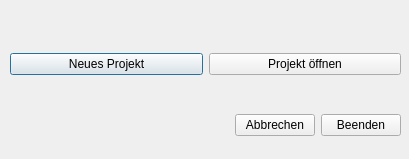
This is src/gui_vm/view/qt_designed/welcome.ui in ChrFr/gui_vm as Qt 5 draws it before an edit. The edited form follows.
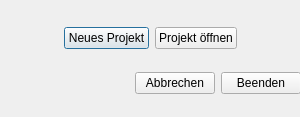
This is the edited form. Icons and pictures are not drawn.

```diff
--- a/src/gui_vm/view/qt_designed/welcome.ui
+++ b/src/gui_vm/view/qt_designed/welcome.ui
@@ -2,12 +2,15 @@
 <ui version="4.0">
  <class>Welcome</class>
  <widget class="QDialog" name="Welcome">
+  <property name="enabled">
+   <bool>true</bool>
+  </property>
   <property name="geometry">
    <rect>
     <x>0</x>
     <y>0</y>
-    <width>409</width>
-    <height>159</height>
+    <width>300</width>
+    <height>117</height>
    </rect>
   </property>
   <property name="sizePolicy">
@@ -18,8 +21,8 @@
   </property>
   <property name="minimumSize">
    <size>
-    <width>409</width>
-    <height>159</height>
+    <width>300</width>
+    <height>117</height>
    </size>
   </property>
   <property name="maximumSize">
@@ -40,23 +43,36 @@
   <widget class="QWidget" name="verticalLayoutWidget">
    <property name="geometry">
     <rect>
-     <x>10</x>
-     <y>20</y>
-     <width>391</width>
-     <height>151</height>
+     <x>0</x>
+     <y>10</y>
+     <width>301</width>
+     <height>101</height>
     </rect>
    </property>
    <layout class="QVBoxLayout" name="verticalLayout">
     <item>
-     <layout class="QHBoxLayout" name="horizontalLayout">
-      <item>
+     <layout class="QGridLayout" name="gridLayout">
+      <item row="0" column="1">
        <widget class="QPushButton" name="new_button">
         <property name="text">
          <string>Neues Projekt</string>
         </property>
        </widget>
       </item>
-      <item>
+      <item row="0" column="0">
+       <spacer name="horizontalSpacer_2">
+        <property name="orientation">
+         <enum>Qt::Horizontal</enum>
+        </property>
+        <property name="sizeHint" stdset="0">
+         <size>
+          <width>40</width>
+          <height>20</height>
+         </size>
+        </property>
+       </spacer>
+      </item>
+      <item row="0" column="2">
        <widget class="QPushButton" name="open_button">
         <property name="minimumSize">
          <size>
@@ -69,6 +85,19 @@
         </property>
        </widget>
       </item>
+      <item row="0" column="3">
+       <spacer name="horizontalSpacer_3">
+        <property name="orientation">
+         <enum>Qt::Horizontal</enum>
+        </property>
+        <property name="sizeHint" stdset="0">
+         <size>
+          <width>40</width>
+          <height>20</height>
+         </size>
+        </property>
+       </spacer>
+      </item>
      </layout>
     </item>
     <item>
```
Left out of the diff: 12 changed lines with no effect on the pictures.
